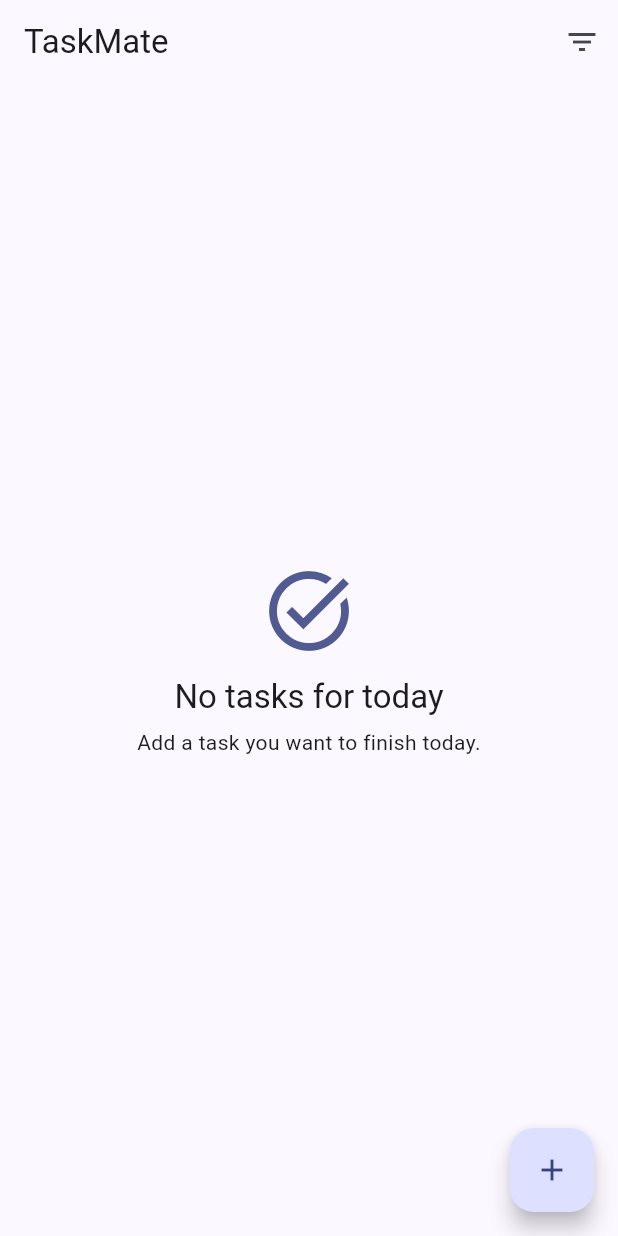
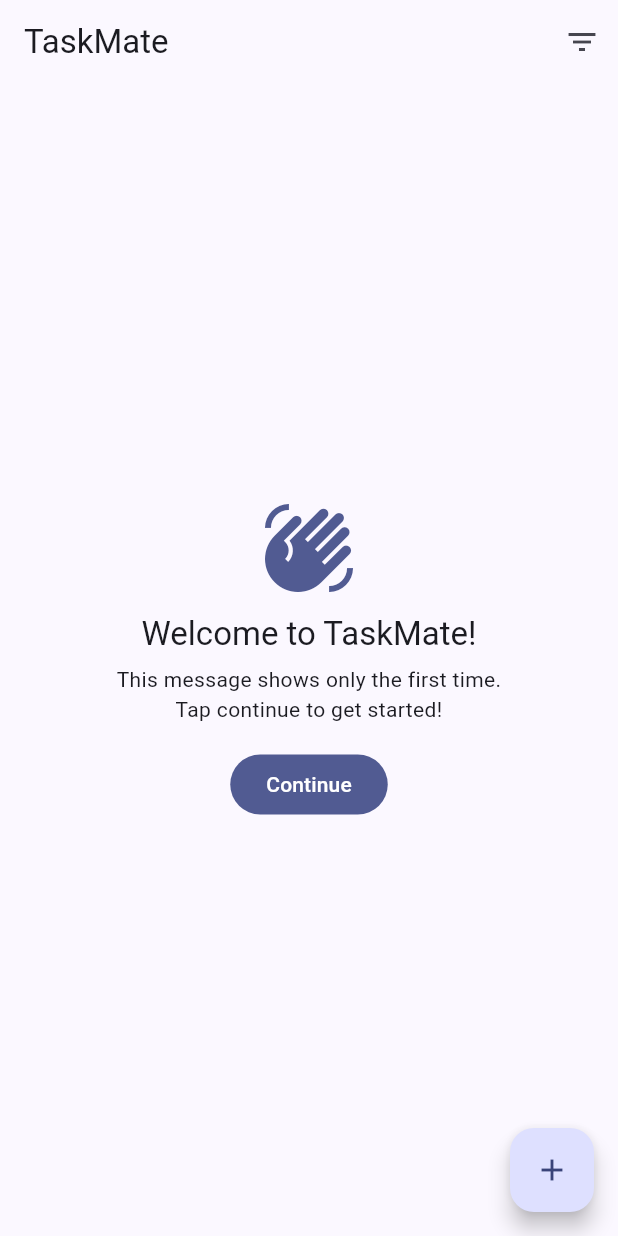
Before and after one commit to AR-NIHAL/mvp-incubator, a Flutter app: the screen it shows after launch, on a phone screen of 412 x 824 dp. Run offline on Flutter 3.47's test engine with Material 3 defaults, Android fonts, the phone set to English and light mode, and no system bars; our stand-ins replace hive, hive_flutter; accounts and stored records are empty.

Commit message:
2.1
persist .. worked on app restart showing same screen

```diff
--- a/taskmate_app_flutter/lib/core/storage/settings_store.dart
+++ b/taskmate_app_flutter/lib/core/storage/settings_store.dart
@@ -0,0 +1,18 @@
+import 'package:hive/hive.dart';
+
+class SettingsStore {
+
+  static const _boxName = 'settings_box';
+  static const _firstOpenKey = 'isFirstOpen';
+  static Box get _box => Hive.box(_boxName);
+  static bool get isFirstOpen =>
+      (_box.get(_firstOpenKey) as bool?) ?? true;
+
+  static Future<void> setFirstOpenFalse() async {
+    await _box.put(_firstOpenKey, false);
+  }
+
+  static Future<void> reset() async {
+    await _box.delete(_firstOpenKey);
+  }
+}
--- a/taskmate_app_flutter/lib/features/tasks/ui/task_home_page.dart
+++ b/taskmate_app_flutter/lib/features/tasks/ui/task_home_page.dart
@@ -1,4 +1,5 @@
 import 'package:flutter/material.dart';
+import 'package:taskmate_app_flutter/core/storage/settings_store.dart';
 
 enum TaskFilter { today, upcoming, completed, all }
 
@@ -45,7 +46,6 @@ class _TaskHomePageState extends State<TaskHomePage> {
           ),
         ],
       ),
-
       floatingActionButton: FloatingActionButton(
         onPressed: () {
           ScaffoldMessenger.of(context).showSnackBar(
@@ -54,12 +54,18 @@ class _TaskHomePageState extends State<TaskHomePage> {
         },
         child: const Icon(Icons.add),
       ),
-
-      body: _EmptyState(filter: _selectedFilter),
+      // Logic to switch between onboarding and the main task list
+      body: SettingsStore.isFirstOpen
+          ? _FirstOpenState(onContinue: () async {
+              await SettingsStore.setFirstOpenFalse();
+              if (context.mounted) setState(() {});
+            })
+          : _EmptyState(filter: _selectedFilter),
     );
   }
 }
 
+// --- Displayed when there are no tasks for the selected filter ---
 class _EmptyState extends StatelessWidget {
   final TaskFilter filter;
   const _EmptyState({required this.filter});
@@ -123,3 +129,46 @@ class _EmptyState extends StatelessWidget {
     );
   }
 }
+
+// --- Displayed only the very first time the app is opened ---
+class _FirstOpenState extends StatelessWidget {
+  final Future<void> Function() onContinue;
+  const _FirstOpenState({required this.onContinue});
+
+  @override
+  Widget build(BuildContext context) {
+    final theme = Theme.of(context);
+    return Center(
+      child: Padding(
+        padding: const EdgeInsets.all(24),
+        child: Column(
+          mainAxisSize: MainAxisSize.min,
+          children: [
+            Icon(
+              Icons.waving_hand,
+              size: 64,
+              color: theme.colorScheme.primary,
+            ),
+            const SizedBox(height: 12),
+            Text(
+              'Welcome to TaskMate!',
+              style: theme.textTheme.titleLarge,
+              textAlign: TextAlign.center,
+            ),
+            const SizedBox(height: 6),
+            Text(
+              'This message shows only the first time.\nTap continue to get started!',
+              textAlign: TextAlign.center,
+              style: theme.textTheme.bodyMedium,
+            ),
+            const SizedBox(height: 16),
+            FilledButton(
+              onPressed: () => onContinue(),
+              child: const Text('Continue'),
+            ),
+          ],
+        ),
+      ),
+    );
+  }
+}
--- a/taskmate_app_flutter/lib/main.dart
+++ b/taskmate_app_flutter/lib/main.dart
@@ -1,17 +1,23 @@
 import 'package:flutter/material.dart';
 import 'package:hive_flutter/hive_flutter.dart';
 import 'features/tasks/ui/task_home_page.dart';
+
 Future<void> main() async {
   WidgetsFlutterBinding.ensureInitialized();
+
   await Hive.initFlutter();
   await Hive.openBox('settings_box');
+
   runApp(const TaskMateApp());
 }
+
 class TaskMateApp extends StatelessWidget {
   const TaskMateApp({super.key});
+
   @override
   Widget build(BuildContext context) {
     final colorScheme = ColorScheme.fromSeed(seedColor: Colors.indigo);
+
     return MaterialApp(
       debugShowCheckedModeBanner: false,
       title: 'TaskMate',
```
Also changed, not shown: 1 other file.
